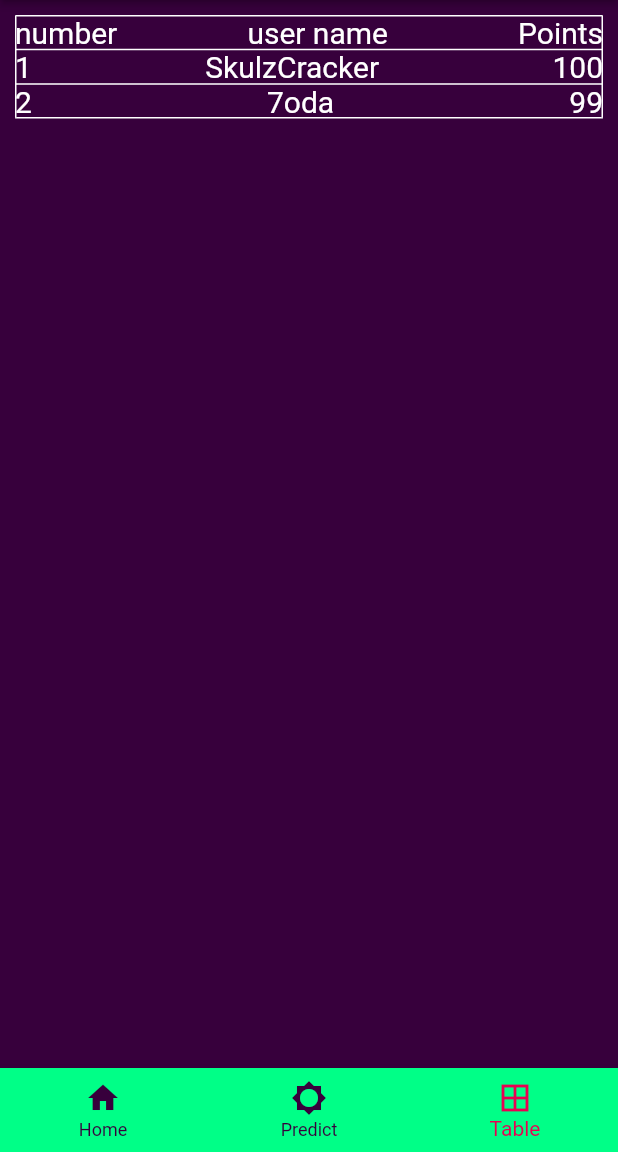
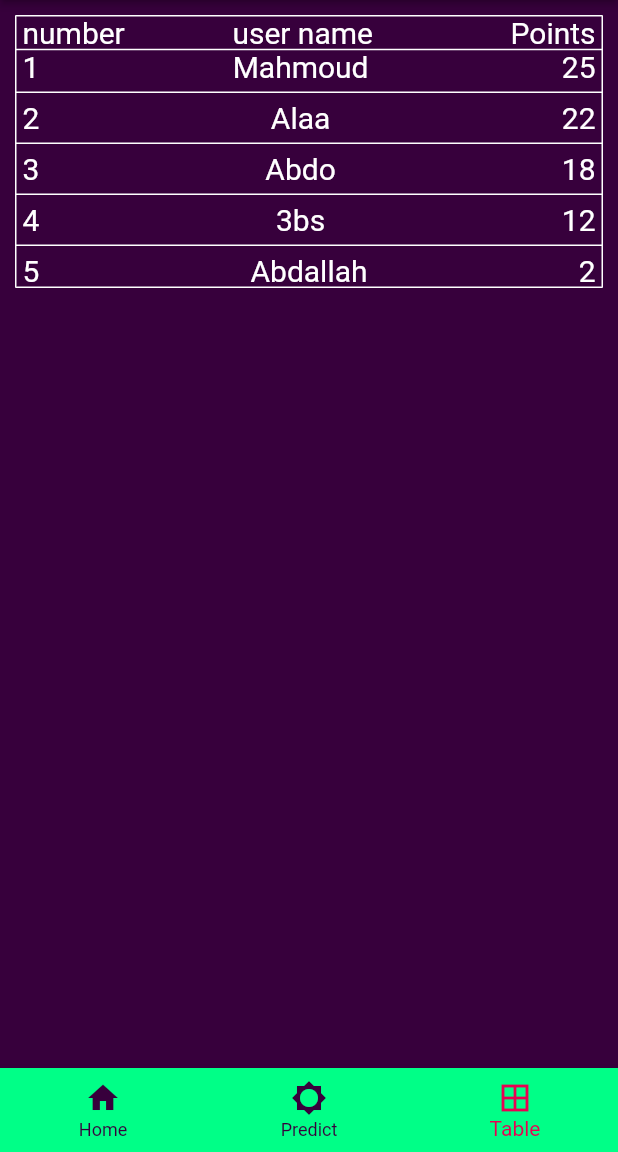
Before and after one commit to Alllaa/premiercoach, a Flutter app: the HomePage screen opened by its route, item 3 of the bottom bar chosen, on a phone screen of 412 x 824 dp, the part 84-1236 px from its top. Run offline on Flutter 3.47's test engine with Material 2 defaults, Android fonts, the phone set to English and light mode, and no system bars; our stand-ins replace auto_size_text, flutter_svg, font_awesome_flutter; missing offline and left inert: flutter_circular_chart, flutter_statusbarcolor; project files that could hold a hidden picture were left out.

Commit message:
'table_edit'

```diff
--- a/lib/HomeUI/TableWidget.dart
+++ b/lib/HomeUI/TableWidget.dart
@@ -1,6 +1,11 @@
 import 'package:flutter/material.dart';
 
 Widget tableWidget(BuildContext context) {
+
+  List<String> userNames = ['Mahmoud',"Alaa","Abdo","3bs","Abdallah"];
+  List<String> userNumbers = ['1',"2","3","4","5"];
+  List<String> userPoints = ['25',"22","18","12","2"];
+
   return Padding(
     padding: const EdgeInsets.all(10.0),
     child: SingleChildScrollView(
@@ -10,6 +15,8 @@ Widget tableWidget(BuildContext context) {
         children: [
           TableRow(children: [
             TableCell(
+              child: Container(
+                margin: EdgeInsets.only(left: 5.0,right: 5.0),
                 child: Row(
                   mainAxisAlignment: MainAxisAlignment.spaceBetween,
                   children: <Widget>[
@@ -18,10 +25,14 @@ Widget tableWidget(BuildContext context) {
                       style: TextStyle(color: Colors.white, fontSize: 20),
                       textAlign: TextAlign.center,
                     ),
-                  Text(
+                    Container(
+                      alignment: Alignment.center,
+                      margin: EdgeInsets.only(right: 20.0),
+                      child: Text(
                         'user name',
                         style: TextStyle(color: Colors.white, fontSize: 20),
                         textAlign: TextAlign.center,
+                      ),
                     ),
                     Text(
                       'Points',
@@ -31,56 +42,79 @@ Widget tableWidget(BuildContext context) {
                   ],
                 ),
               ),
+            ),
           ]),
-          TableRow(children: [
-            TableCell(
+          TableRow(
+              children: <Widget>[
+                ListView.builder(
+                  shrinkWrap: true,
+                    physics: ClampingScrollPhysics(),
+                    itemCount: 5,
+                    itemBuilder: (context,index){
+                      return Container(
+                        child: Column(
+                          children: <Widget>[
+                            Container(
+                              margin: EdgeInsets.only(left: 5.0,right: 5.0),
                               child: Row(
                                 mainAxisAlignment: MainAxisAlignment.spaceBetween,
                                 children: <Widget>[
                                   Text(
-                    '1',
+                                    '${userNumbers[index]}',
                                     style: TextStyle(color: Colors.white, fontSize: 20),
                                     textAlign: TextAlign.center,
                                   ),
                                   Text(
-                    'SkulzCracker',
+                                    '${userNames[index]}',
                                     style: TextStyle(color: Colors.white, fontSize: 20),
                                     textAlign: TextAlign.center,
                                   ),
                                   Text(
-                    '100',
+                                    '${userPoints[index]}',
                                     style: TextStyle(color: Colors.white, fontSize: 20),
                                     textAlign: TextAlign.center,
                                   )
                                 ],
                               ),
                             ),
-          ]),
-          TableRow(children: [
-            TableCell(
-              child: Row(
-                mainAxisAlignment: MainAxisAlignment.spaceBetween,
-                children: <Widget>[
-                  Text(
-                    '2',
-                    style: TextStyle(color: Colors.white, fontSize: 20),
-                    textAlign: TextAlign.center,
+                            index == userPoints.length-1? Container(width: 0.0,height: 0.0,):
+                            Container(
+                                color: Colors.white,
+                                height: 1.0,
+                                width: MediaQuery.of(context).size.width,
+                                margin: EdgeInsets.only(top: 5.0,bottom: 5.0),
                                 ),
-                  Text(
-                    '7oda',
-                    style: TextStyle(color: Colors.white, fontSize: 20),
-                    textAlign: TextAlign.center,
-                  ),
-                  Text(
-                    '99',
-                    style: TextStyle(color: Colors.white, fontSize: 20),
-                    textAlign: TextAlign.center,
-                  )
                           ],
                         ),
+                      );
+                    }
+                )
+              ]
           ),
-          ]),
-
+//          TableRow(children: [
+//            TableCell(
+//              child: Row(
+//                mainAxisAlignment: MainAxisAlignment.spaceBetween,
+//                children: <Widget>[
+//                  Text(
+//                    '2',
+//                    style: TextStyle(color: Colors.white, fontSize: 20),
+//                    textAlign: TextAlign.center,
+//                  ),
+//                  Text(
+//                    '7oda',
+//                    style: TextStyle(color: Colors.white, fontSize: 20),
+//                    textAlign: TextAlign.center,
+//                  ),
+//                  Text(
+//                    '99',
+//                    style: TextStyle(color: Colors.white, fontSize: 20),
+//                    textAlign: TextAlign.center,
+//                  )
+//                ],
+//              ),
+//            ),
+//          ]),
         ],
       )),
     ),
--- a/lib/RegistrationUi/login_screen.dart
+++ b/lib/RegistrationUi/login_screen.dart
@@ -1,5 +1,6 @@
 import 'package:flutter/material.dart';
 import 'package:flutter_statusbarcolor/flutter_statusbarcolor.dart';
+import 'package:premiercoach/HomeUI/HomePage.dart';
 import 'package:premiercoach/RegistrationUi/signup_screen.dart';
 
 class LoginScreen extends StatefulWidget {
@@ -102,7 +103,9 @@ class _LoginScreenState extends State<LoginScreen> {
 //                color: Color(),
                       child: InkWell(
                           borderRadius: BorderRadius.circular(20),
-                          onTap: () {},
+                          onTap: () {
+                            Navigator.of(context).pushReplacementNamed(HomePage.id);
+                          },
                           child: Container(
                             decoration: BoxDecoration(
                                 borderRadius: BorderRadius.circular(20),
--- a/lib/RegistrationUi/signup_screen.dart
+++ b/lib/RegistrationUi/signup_screen.dart
@@ -2,6 +2,8 @@ import 'package:flutter/cupertino.dart';
 import 'package:flutter/material.dart';
 import 'package:flutter_statusbarcolor/flutter_statusbarcolor.dart';
 import 'package:font_awesome_flutter/font_awesome_flutter.dart';
+import 'package:premiercoach/HomeUI/HomePage.dart';
+import 'package:premiercoach/RegistrationUi/login_screen.dart';
 
 class SignUpScreen extends StatefulWidget {
   static final String id = "signup_screen";
@@ -140,7 +142,9 @@ class _SignUpScreenState extends State<SignUpScreen> {
 //                color: Color(),
                         child: InkWell(
                             borderRadius: BorderRadius.circular(20),
-                            onTap: () {},
+                            onTap: () {
+                              Navigator.of(context).pushReplacementNamed(HomePage.id);
+                            },
                             child: Container(
                               decoration: BoxDecoration(
                                   borderRadius: BorderRadius.circular(20),
@@ -187,7 +191,7 @@ class _SignUpScreenState extends State<SignUpScreen> {
                             ],
                           ),
                           onTap: () {
-                            Navigator.of(context).pop();
+                            Navigator.of(context).pushReplacementNamed(LoginScreen.id);
                           },
                       ),
               ),
@@ -249,7 +253,9 @@ class _SignUpScreenState extends State<SignUpScreen> {
                               width: MediaQuery.of(context).size.width/4,
                               child: InkWell(
                                   borderRadius: BorderRadius.circular(20),
-                                  onTap: () {},
+                                  onTap: () {
+
+                                  },
                                   child: Container(
                                     decoration: BoxDecoration(
                                         borderRadius: BorderRadius.circular(20),
--- a/lib/UTILS/CustomDialog.dart
+++ b/lib/UTILS/CustomDialog.dart
@@ -90,6 +90,7 @@ class CustomDialog extends StatelessWidget {
                   width: 30,
                   child: TextField(
                       maxLines: 1,
+                    textAlign: TextAlign.center,
                       inputFormatters: [
                         LengthLimitingTextInputFormatter(1),
                       ],
@@ -113,6 +114,7 @@ class CustomDialog extends StatelessWidget {
                         alignment: Alignment.center,
                         width: 30,
                         child: TextField(
+                          textAlign: TextAlign.center,
                           maxLines: 1,
                           inputFormatters: [
                             LengthLimitingTextInputFormatter(1),
--- a/lib/main.dart
+++ b/lib/main.dart
@@ -16,7 +16,7 @@ class MyApp extends StatelessWidget {
       theme: ThemeData(
         primarySwatch: Colors.blue,
       ),
-      home: HomePage(),
+      home: SplashScreen(),
       routes: {
         LoginScreen.id: (context) => LoginScreen(),
         SignUpScreen.id: (context) => SignUpScreen(),
```
Also changed, not shown: pubspec.lock, 2 other files. Lines whose indentation alone changed are shown as unchanged.
